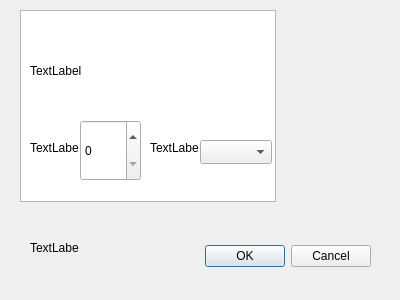
Before: the Qt Designer form untitled13/dialog.ui in Andrey28405/kkrit, drawn with Qt 5.
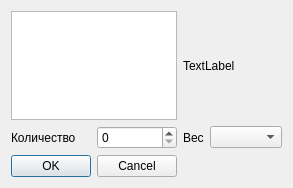
After: the same form once the commit is applied.

```diff
--- a/untitled13/dialog.ui
+++ b/untitled13/dialog.ui
@@ -6,22 +6,29 @@
    <rect>
     <x>0</x>
     <y>0</y>
-    <width>400</width>
-    <height>300</height>
+    <width>287</width>
+    <height>188</height>
    </rect>
   </property>
   <property name="windowTitle">
    <string>Dialog</string>
   </property>
+  <layout class="QGridLayout" name="gridLayout">
+   <item row="0" column="2" colspan="2">
+    <widget class="QLabel" name="image">
+     <property name="text">
+      <string>TextLabel</string>
+     </property>
+    </widget>
+   </item>
+   <item row="0" column="0" colspan="2">
+    <widget class="QListWidget" name="listWidget"/>
+   </item>
+   <item row="1" column="1">
+    <widget class="QSpinBox" name="spinBox"/>
+   </item>
+   <item row="2" column="0" colspan="2">
   <widget class="QDialogButtonBox" name="buttonBox">
-   <property name="geometry">
-    <rect>
-     <x>30</x>
-     <y>240</y>
-     <width>341</width>
-     <height>32</height>
-    </rect>
-   </property>
    <property name="orientation">
     <enum>Qt::Orientation::Horizontal</enum>
    </property>
@@ -29,88 +36,25 @@
     <set>QDialogButtonBox::StandardButton::Cancel|QDialogButtonBox::StandardButton::Ok</set>
    </property>
   </widget>
-  <widget class="QListWidget" name="listWidget">
-   <property name="geometry">
-    <rect>
-     <x>20</x>
-     <y>10</y>
-     <width>256</width>
-     <height>192</height>
-    </rect>
-   </property>
-  </widget>
-  <widget class="QLabel" name="label">
-   <property name="geometry">
-    <rect>
-     <x>30</x>
-     <y>20</y>
-     <width>201</width>
-     <height>101</height>
-    </rect>
-   </property>
-   <property name="text">
-    <string>TextLabel</string>
-   </property>
-  </widget>
+   </item>
+   <item row="1" column="0">
   <widget class="QLabel" name="label_2">
-   <property name="geometry">
-    <rect>
-     <x>30</x>
-     <y>140</y>
-     <width>49</width>
-     <height>16</height>
-    </rect>
-   </property>
    <property name="text">
-    <string>TextLabel</string>
-   </property>
-  </widget>
+      <string>Количество</string>
+     </property>
+    </widget>
+   </item>
+   <item row="1" column="3">
+    <widget class="QComboBox" name="comboBox"/>
+   </item>
+   <item row="1" column="2">
   <widget class="QLabel" name="label_3">
-   <property name="geometry">
-    <rect>
-     <x>150</x>
-     <y>140</y>
-     <width>49</width>
-     <height>16</height>
-    </rect>
-   </property>
    <property name="text">
-    <string>TextLabel</string>
-   </property>
-  </widget>
-  <widget class="QLabel" name="label_4">
-   <property name="geometry">
-    <rect>
-     <x>30</x>
-     <y>240</y>
-     <width>49</width>
-     <height>16</height>
-    </rect>
-   </property>
-   <property name="text">
-    <string>TextLabel</string>
-   </property>
-  </widget>
-  <widget class="QSpinBox" name="spinBox">
-   <property name="geometry">
-    <rect>
-     <x>80</x>
-     <y>120</y>
-     <width>61</width>
-     <height>61</height>
-    </rect>
-   </property>
-  </widget>
-  <widget class="QComboBox" name="comboBox">
-   <property name="geometry">
-    <rect>
-     <x>200</x>
-     <y>140</y>
-     <width>72</width>
-     <height>24</height>
-    </rect>
-   </property>
-  </widget>
+      <string>Вес</string>
+     </property>
+    </widget>
+   </item>
+  </layout>
  </widget>
  <resources/>
  <connections>
```
Lines whose indentation alone changed are shown as unchanged.
